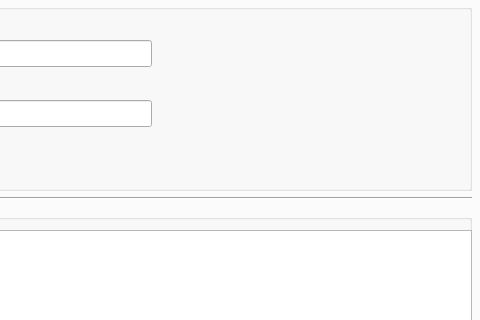
Old version of the form src/gui/BeaconUI.ui in the repository SennT/piBeacon; both pictures show x 171 to 651 and y 125 to 445 of the 651 by 629 pixel window.
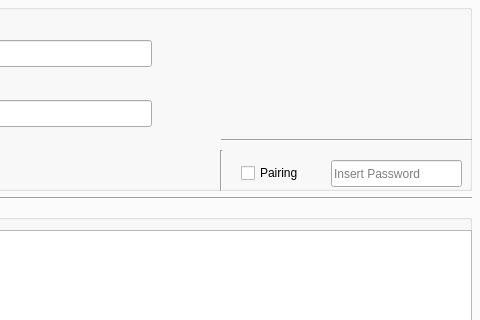
New version of the form. The open tabs and pages were chosen to show the change. Icons and pictures are not drawn.

```diff
--- a/src/gui/BeaconUI.ui
+++ b/src/gui/BeaconUI.ui
@@ -1319,6 +1319,67 @@
          <string>Instance ID</string>
         </property>
        </widget>
+       <widget class="QCheckBox" name="checkBox">
+        <property name="geometry">
+         <rect>
+          <x>400</x>
+          <y>170</y>
+          <width>99</width>
+          <height>26</height>
+         </rect>
+        </property>
+        <property name="text">
+         <string>Pairing</string>
+        </property>
+       </widget>
+       <widget class="QLineEdit" name="dbaktuellerdatastringnid_2">
+        <property name="geometry">
+         <rect>
+          <x>490</x>
+          <y>170</y>
+          <width>131</width>
+          <height>27</height>
+         </rect>
+        </property>
+        <property name="text">
+         <string/>
+        </property>
+        <property name="maxLength">
+         <number>20</number>
+        </property>
+        <property name="frame">
+         <bool>true</bool>
+        </property>
+        <property name="placeholderText">
+         <string>Insert Password</string>
+        </property>
+       </widget>
+       <widget class="Line" name="line">
+        <property name="geometry">
+         <rect>
+          <x>380</x>
+          <y>140</y>
+          <width>251</width>
+          <height>20</height>
+         </rect>
+        </property>
+        <property name="orientation">
+         <enum>Qt::Horizontal</enum>
+        </property>
+       </widget>
+       <widget class="Line" name="line_2">
+        <property name="geometry">
+         <rect>
+          <x>370</x>
+          <y>160</y>
+          <width>20</width>
+          <height>41</height>
+         </rect>
+        </property>
+        <property name="orientation">
+         <enum>Qt::Vertical</enum>
+        </property>
+       </widget>
       </widget>
      </widget>
      <widget class="QWidget" name="tab_5">
```
Left out of the diff: 2 changed lines with no effect on the pictures.
